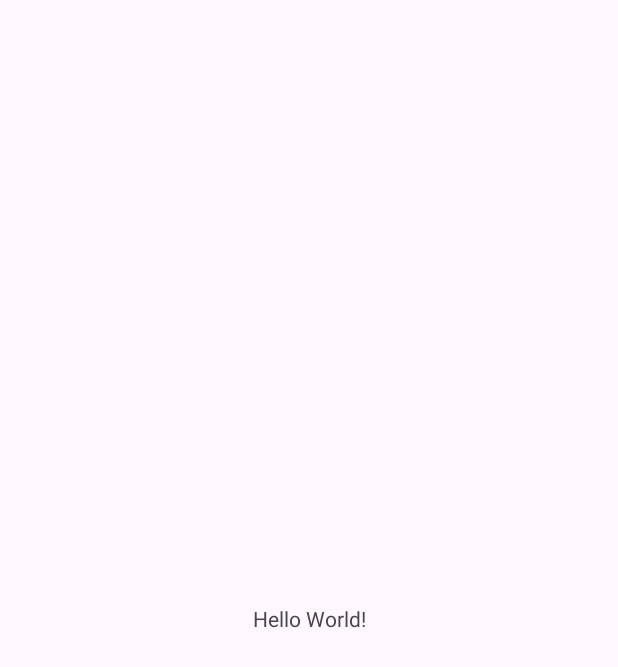
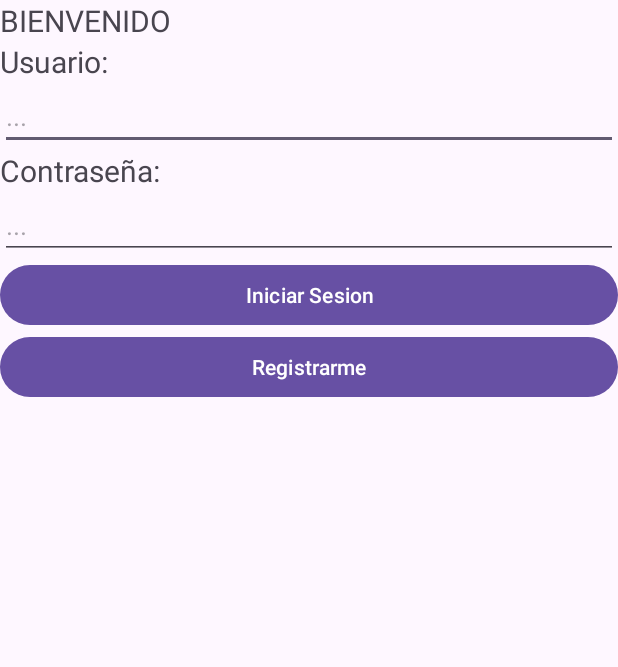
Before and after one commit to DMancia03/desafio-2-dsm, an Android app: the screen it shows after launch (MainActivity before the commit, LoginActivity after it), on a phone screen of 412 x 824 dp. Before the commit the part shown is almost empty. Shown: the top 667 px of the screen. Run offline under Robolectric (Android 15) with nearby library versions, the phone set to English and light mode, and no system bars.

Commit message:
Creacion login

```diff
--- a/app/src/main/AndroidManifest.xml
+++ b/app/src/main/AndroidManifest.xml
@@ -14,6 +14,12 @@
         tools:targetApi="31">
         <activity
             android:name=".MainActivity"
+            android:exported="false" />
+        <activity
+            android:name=".RegistroActivity"
+            android:exported="false" />
+        <activity
+            android:name=".LoginActivity"
             android:exported="true">
             <intent-filter>
                 <action android:name="android.intent.action.MAIN" />
--- /dev/null
+++ b/app/src/main/java/sv/edu/udb/colegiostone/LoginActivity.kt
@@ -0,0 +1,20 @@
+package sv.edu.udb.colegiostone
+
+import android.os.Bundle
+import androidx.activity.enableEdgeToEdge
+import androidx.appcompat.app.AppCompatActivity
+import androidx.core.view.ViewCompat
+import androidx.core.view.WindowInsetsCompat
+
+class LoginActivity : AppCompatActivity() {
+    override fun onCreate(savedInstanceState: Bundle?) {
+        super.onCreate(savedInstanceState)
+        enableEdgeToEdge()
+        setContentView(R.layout.activity_login)
+        ViewCompat.setOnApplyWindowInsetsListener(findViewById(R.id.main)) { v, insets ->
+            val systemBars = insets.getInsets(WindowInsetsCompat.Type.systemBars())
+            v.setPadding(systemBars.left, systemBars.top, systemBars.right, systemBars.bottom)
+            insets
+        }
+    }
+}
--- /dev/null
+++ b/app/src/main/res/layout/activity_login.xml
@@ -0,0 +1,57 @@
+<?xml version="1.0" encoding="utf-8"?>
+<LinearLayout
+    xmlns:android="http://schemas.android.com/apk/res/android"
+    xmlns:app="http://schemas.android.com/apk/res-auto"
+    xmlns:tools="http://schemas.android.com/tools"
+    android:id="@+id/main"
+    android:layout_width="match_parent"
+    android:layout_height="match_parent"
+    tools:context=".LoginActivity"
+    android:orientation="vertical">
+
+    <TextView
+        android:layout_width="match_parent"
+        android:layout_height="wrap_content"
+        android:text="@string/bienvenido_login"
+        android:textSize="20sp"/>
+
+    <TextView
+        android:layout_width="match_parent"
+        android:layout_height="wrap_content"
+        android:text="@string/usuario_login"
+        android:textSize="20sp"/>
+
+    <EditText
+        android:id="@+id/correo_usuario"
+        android:layout_width="match_parent"
+        android:layout_height="wrap_content"
+        android:hint="..."
+        android:inputType="textEmailAddress"
+        android:ems="10" />
+
+
+    <TextView
+        android:layout_width="match_parent"
+        android:layout_height="wrap_content"
+        android:text="@string/contra_login"
+        android:textSize="20sp"/>
+
+    <EditText
+        android:id="@+id/contra_usuario"
+        android:layout_width="match_parent"
+        android:layout_height="wrap_content"
+        android:hint="..."
+        android:inputType="textPassword"
+        android:ems="10" />
+
+    <Button
+        android:layout_width="match_parent"
+        android:layout_height="wrap_content"
+        android:text="@string/inicio_login" />
+
+    <Button
+        android:layout_width="match_parent"
+        android:layout_height="wrap_content"
+        android:text="@string/nuevo_login" />
+
+</LinearLayout>
--- a/app/src/main/res/values/strings.xml
+++ b/app/src/main/res/values/strings.xml
@@ -1,3 +1,12 @@
 <resources>
     <string name="app_name">Colegio Stone</string>
+    <string name="bienvenido_login">BIENVENIDO</string>
+    <string name="usuario_login">Usuario: </string>
+    <string name="contra_login">Contraseña: </string>
+    <string name="regreso_login">Ya tengo usuario </string>
+    <string name="registro_login">Registro Nuevo </string>
+    <string name="inicio_login">Iniciar Sesion </string>
+    <string name="nuevo_login">Registrarme </string>
+    <string name="bienvenido_registro">REGISTRARME</string>
+
 </resources>
```
Also changed, not shown: app/src/main/java/sv/edu/udb/colegiostone/RegistroActivity.kt (added, +20 -0 lines), app/src/main/res/layout/activity_registro.xml (added, +57 -0 lines).
